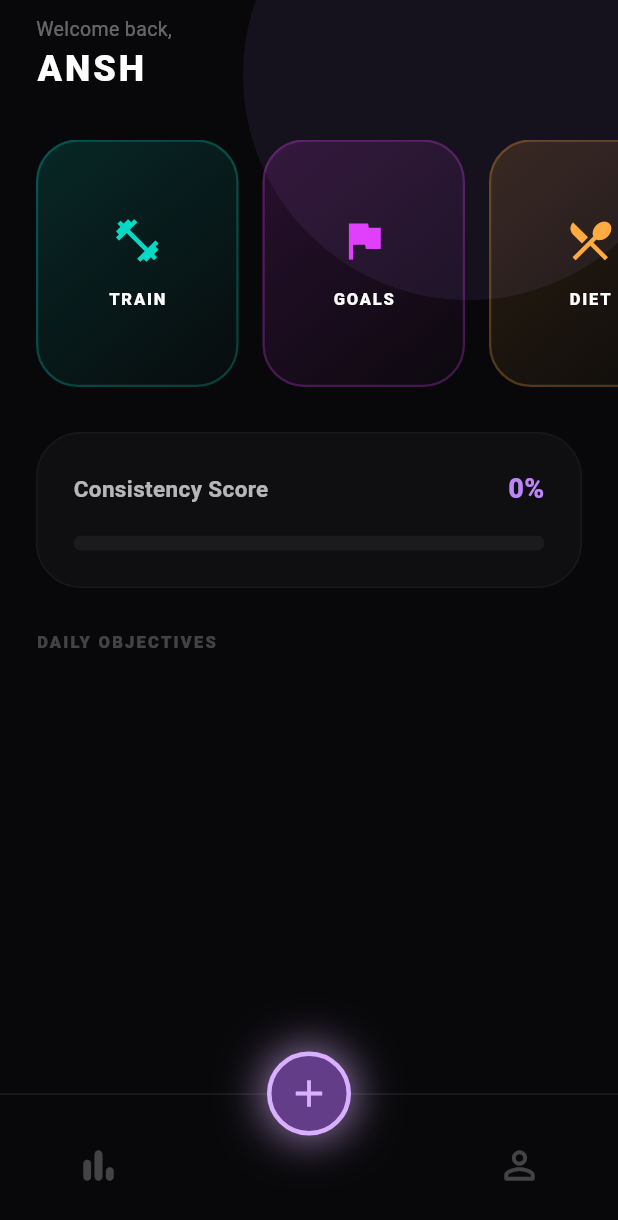
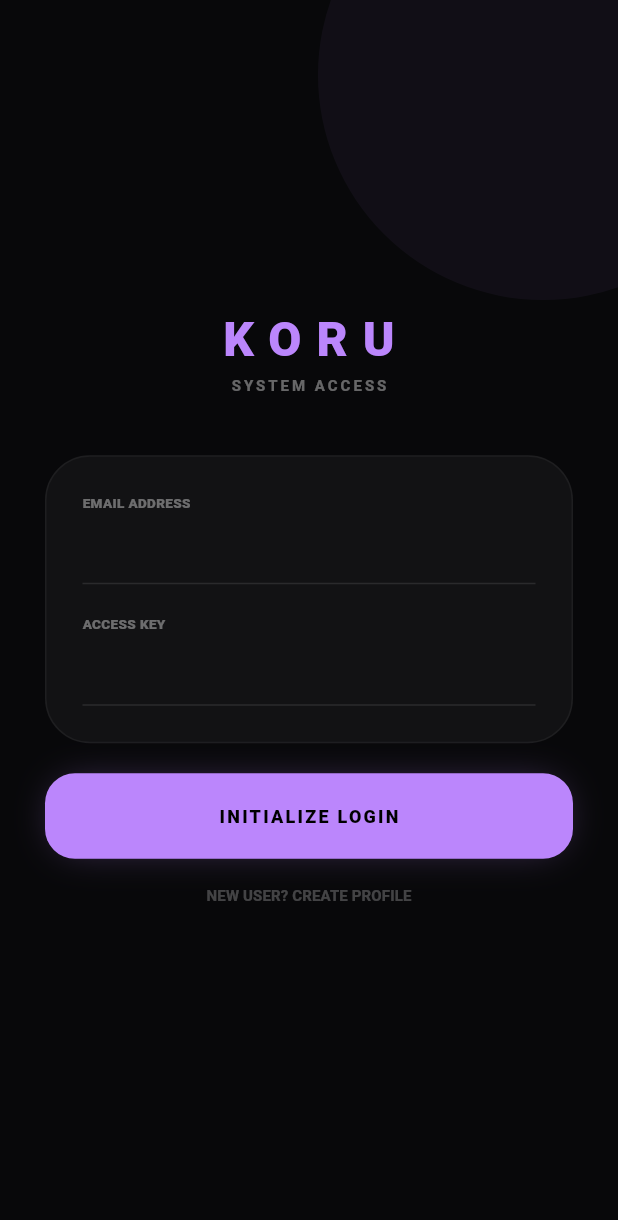
Before and after one commit to anshjast/koru, a Flutter app: the screen it shows after launch, on a phone screen of 412 x 824 dp. Shown: the top 1220 px of the screen. Run offline on Flutter 3.47's test engine with Material 3 defaults, Android fonts, the phone set to English and light mode, and no system bars; our stand-ins replace cloud_firestore, confetti, firebase_auth, firebase_core, fl_chart, liquid_progress_indicator_v2 and 2 more; accounts and stored records are empty.

Commit message:
Login/Signup Logic added

```diff
--- a/lib/main.dart
+++ b/lib/main.dart
@@ -1,6 +1,8 @@
 import 'package:flutter/material.dart';
 import 'package:firebase_core/firebase_core.dart';
-import 'package:koru/screens/splash_screen.dart';
+import 'package:firebase_auth/firebase_auth.dart';
+import 'package:koru/screens/auth_screen.dart';
+import 'package:koru/screens/dashboard_screen.dart';
 
 void main() async {
   WidgetsFlutterBinding.ensureInitialized();
@@ -20,7 +22,21 @@ class KoruApp extends StatelessWidget {
         brightness: Brightness.dark,
         primarySwatch: Colors.teal,
       ),
-      home: const SplashScreen(),
+      home: StreamBuilder<User?>(
+        stream: FirebaseAuth.instance.authStateChanges(), //
+        builder: (context, snapshot) {
+          if (snapshot.connectionState == ConnectionState.waiting) {
+            return const Scaffold(
+              body: Center(child: CircularProgressIndicator(color: Color(0xFFBB86FC))),
+            );
+          }
+          if (snapshot.hasData) {
+            return const DashboardScreen();
+          }
+
+          return const AuthScreen();
+        },
+      ),
     );
   }
 }
--- /dev/null
+++ b/lib/models/auth_service.dart
@@ -0,0 +1,17 @@
+import 'package:firebase_auth/firebase_auth.dart';
+
+class AuthService {
+  final FirebaseAuth _auth = FirebaseAuth.instance;
+
+  Future<User?> signUp(String email, String password) async {
+    UserCredential result = await _auth.createUserWithEmailAndPassword(email: email, password: password);
+    return result.user;
+  }
+
+  Future<User?> login(String email, String password) async {
+    UserCredential result = await _auth.signInWithEmailAndPassword(email: email, password: password);
+    return result.user;
+  }
+
+  Future<void> logout() async => await _auth.signOut();
+}
--- /dev/null
+++ b/lib/screens/auth_screen.dart
@@ -0,0 +1,126 @@
+import 'package:flutter/material.dart';
+import '../models/auth_service.dart';
+
+class AuthScreen extends StatefulWidget {
+  const AuthScreen({super.key});
+
+  @override
+  State<AuthScreen> createState() => _AuthScreenState();
+}
+
+class _AuthScreenState extends State<AuthScreen> {
+  bool isLogin = true;
+  final _emailController = TextEditingController();
+  final _passwordController = TextEditingController();
+  final Color analyticsColor = const Color(0xFFBB86FC);
+  final Color obsidianBg = const Color(0xFF08080A);
+  final Color glassBg = const Color(0xFF121214);
+
+  void _submit() async {
+    final auth = AuthService();
+    try {
+      if (isLogin) {
+        await auth.login(_emailController.text, _passwordController.text);
+      } else {
+        await auth.signUp(_emailController.text, _passwordController.text);
+      }
+    } catch (e) {
+      ScaffoldMessenger.of(context).showSnackBar(SnackBar(content: Text(e.toString())));
+    }
+  }
+
+  @override
+  Widget build(BuildContext context) {
+    return Scaffold(
+      backgroundColor: obsidianBg,
+      body: Stack(
+        children: [
+          Positioned(top: -100, right: -100, child: _buildGlowCircle()),
+          SafeArea(
+            child: Padding(
+              padding: const EdgeInsets.symmetric(horizontal: 30),
+              child: Column(
+                mainAxisAlignment: MainAxisAlignment.center,
+                children: [
+                  _buildHeader(),
+                  const SizedBox(height: 40),
+                  _buildGlassForm(),
+                  const SizedBox(height: 20),
+                  _buildSubmitButton(),
+                  _buildToggleLink(),
+                ],
+              ),
+            ),
+          ),
+        ],
+      ),
+    );
+  }
+
+  Widget _buildGlowCircle() => Container(
+    width: 300, height: 300,
+    decoration: BoxDecoration(shape: BoxShape.circle, color: analyticsColor.withOpacity(0.05)),
+  );
+
+  Widget _buildHeader() => Column(
+    children: [
+      Text("KORU", style: TextStyle(color: analyticsColor, fontSize: 32, fontWeight: FontWeight.w900, letterSpacing: 10)),
+      const Text("SYSTEM ACCESS", style: TextStyle(color: Colors.white38, fontSize: 10, letterSpacing: 2, fontWeight: FontWeight.bold)),
+    ],
+  );
+
+  Widget _buildGlassForm() => Container(
+    padding: const EdgeInsets.all(24),
+    decoration: BoxDecoration(
+      color: glassBg,
+      borderRadius: BorderRadius.circular(30),
+      border: Border.all(color: Colors.white.withOpacity(0.05)),
+    ),
+    child: Column(
+      children: [
+        _buildTextField("EMAIL ADDRESS", _emailController, false),
+        const SizedBox(height: 20),
+        _buildTextField("ACCESS KEY", _passwordController, true),
+      ],
+    ),
+  );
+
+  Widget _buildTextField(String label, TextEditingController controller, bool isObscure) => Column(
+    crossAxisAlignment: CrossAxisAlignment.start,
+    children: [
+      Text(label, style: const TextStyle(color: Colors.white38, fontSize: 9, fontWeight: FontWeight.w900)),
+      TextField(
+        controller: controller,
+        obscureText: isObscure,
+        style: const TextStyle(color: Colors.white, fontSize: 16),
+        decoration: InputDecoration(
+          enabledBorder: UnderlineInputBorder(borderSide: BorderSide(color: Colors.white.withOpacity(0.1))),
+          focusedBorder: UnderlineInputBorder(borderSide: BorderSide(color: analyticsColor)),
+        ),
+      ),
+    ],
+  );
+
+  Widget _buildSubmitButton() => GestureDetector(
+    onTap: _submit,
+    child: Container(
+      width: double.infinity,
+      padding: const EdgeInsets.symmetric(vertical: 20),
+      decoration: BoxDecoration(
+        color: analyticsColor,
+        borderRadius: BorderRadius.circular(20),
+        boxShadow: [BoxShadow(color: analyticsColor.withOpacity(0.3), blurRadius: 20, spreadRadius: -5)],
+      ),
+      child: Center(
+        child: Text(isLogin ? "INITIALIZE LOGIN" : "CREATE ACCOUNT",
+            style: const TextStyle(color: Colors.black, fontWeight: FontWeight.w900, fontSize: 12, letterSpacing: 1.5)),
+      ),
+    ),
+  );
+
+  Widget _buildToggleLink() => TextButton(
+    onPressed: () => setState(() => isLogin = !isLogin),
+    child: Text(isLogin ? "NEW USER? CREATE PROFILE" : "ALREADY ACTIVE? LOGIN",
+        style: const TextStyle(color: Colors.white24, fontSize: 10, fontWeight: FontWeight.bold)),
+  );
+}
--- a/pubspec.yaml
+++ b/pubspec.yaml
@@ -38,6 +38,8 @@ dependencies:
   fl_chart: ^0.63.0
   confetti: ^0.7.0
   rxdart: ^0.27.7
+  firebase_auth: ^4.16.0
+  auth_service: ^0.0.2
 
   # The following adds the Cupertino Icons font to your application.
   # Use with the CupertinoIcons class for iOS style icons.
```
Also changed, not shown: lib/screens/stats_screen.dart (+149 -43 lines), lib/screens/train_screen.dart (+27 -10 lines), lib/screens/water_history_screen.dart (+16 -1 lines), lib/screens/water_intake_screen.dart (+16 -1 lines), pubspec.lock.
